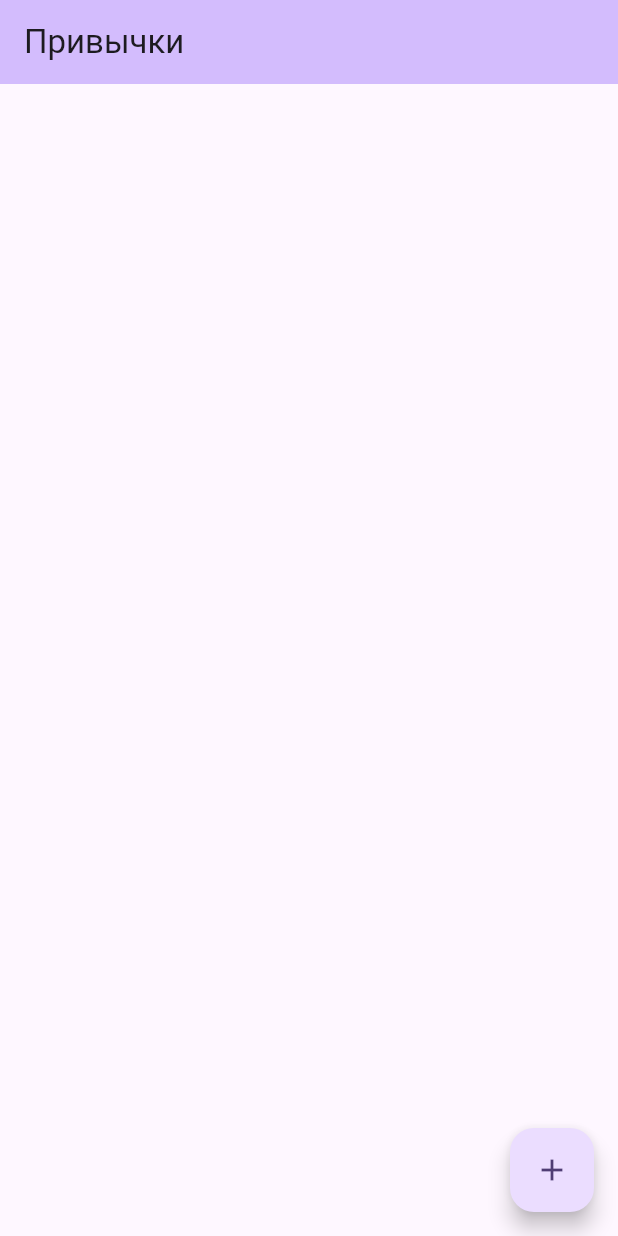
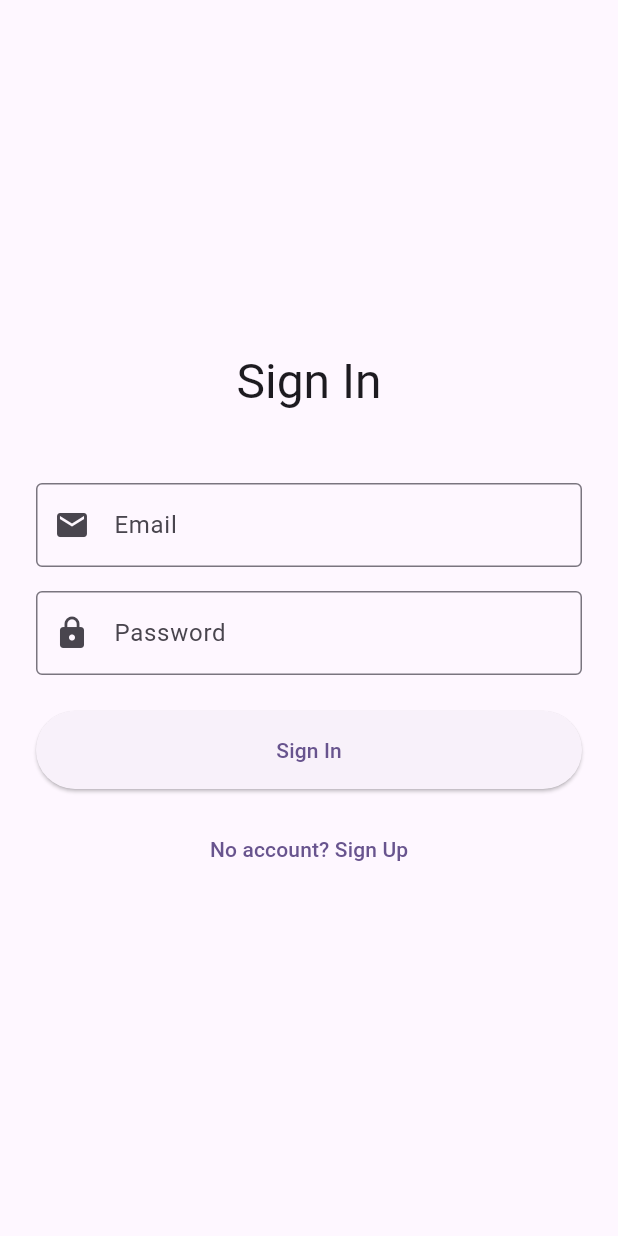
Before and after one commit to burenotti/mirea-crossplatform-2, a Flutter app: the screen it shows after launch, on a phone screen of 412 x 824 dp. Run offline on Flutter 3.47's test engine with Material 3 defaults, Android fonts, the phone set to English and light mode, and no system bars; our stand-ins replace bloc, cached_network_image, flutter_bloc, get_it, go_router; accounts and stored records are empty.

Commit message:
Add auth

```diff
--- a/lib/features/entities/habbit.dart
+++ b/lib/features/entities/habbit.dart
@@ -14,6 +14,7 @@ class Break extends HabbitAction {
 
 class Habbit {
   final int id;
+  final String userId;
   final String name;
   final String iconUrl;
   final DateTime createdAt;
@@ -22,6 +23,7 @@ class Habbit {
 
   factory Habbit({
     required int id,
+    required String userId,
     required String name,
     required String iconUrl,
     required DateTime createdAt,
@@ -29,6 +31,7 @@ class Habbit {
   }) {
     return Habbit._(
       id: id,
+      userId: userId,
       name: name,
       iconUrl: iconUrl,
       createdAt: createdAt,
@@ -39,6 +42,7 @@ class Habbit {
 
   const Habbit._({
     required this.id,
+    required this.userId,
     required this.name,
     required this.iconUrl,
     required this.createdAt,
@@ -67,6 +71,7 @@ class Habbit {
   }) {
     return Habbit._(
       id: id,
+      userId: userId,
       name: name ?? this.name,
       iconUrl: iconUrl ?? this.iconUrl,
       createdAt: createdAt ?? this.createdAt,
--- /dev/null
+++ b/lib/features/entities/user.dart
@@ -0,0 +1,15 @@
+class User {
+  final String id;
+  final String email;
+  final String firstName;
+  final String lastName;
+
+  const User({
+    required this.id,
+    required this.email,
+    required this.firstName,
+    required this.lastName,
+  });
+
+  String get fullName => '$firstName $lastName';
+}
--- /dev/null
+++ b/lib/features/screens/auth/sign_in_screen.dart
@@ -0,0 +1,139 @@
+import 'package:flutter/material.dart';
+import 'package:get_it/get_it.dart';
+import 'package:go_router/go_router.dart';
+import 'package:practice2/features/stores/auth_store.dart';
+
+class SignInScreen extends StatefulWidget {
+  const SignInScreen({super.key});
+
+  @override
+  State<SignInScreen> createState() => _SignInScreenState();
+}
+
+class _SignInScreenState extends State<SignInScreen> {
+  final _formKey = GlobalKey<FormState>();
+  final _emailController = TextEditingController();
+  final _passwordController = TextEditingController();
+  bool _isLoading = false;
+
+  @override
+  void dispose() {
+    _emailController.dispose();
+    _passwordController.dispose();
+    super.dispose();
+  }
+
+  Future<void> _handleSignIn() async {
+    if (!_formKey.currentState!.validate()) {
+      return;
+    }
+
+    setState(() => _isLoading = true);
+
+    try {
+      await GetIt.I.get<AuthStore>().signIn(
+            email: _emailController.text.trim(),
+            password: _passwordController.text,
+          );
+      if (mounted) {
+        context.go('/habbits');
+      }
+    } on AuthException catch (e) {
+      if (mounted) {
+        ScaffoldMessenger.of(context).showSnackBar(
+          SnackBar(
+            content: Text(e.message),
+            backgroundColor: Colors.red,
+          ),
+        );
+      }
+    } finally {
+      if (mounted) {
+        setState(() => _isLoading = false);
+      }
+    }
+  }
+
+  @override
+  Widget build(BuildContext context) {
+    return Scaffold(
+      body: SafeArea(
+        child: Center(
+          child: SingleChildScrollView(
+            padding: const EdgeInsets.all(24.0),
+            child: Form(
+              key: _formKey,
+              child: Column(
+                mainAxisAlignment: MainAxisAlignment.center,
+                crossAxisAlignment: CrossAxisAlignment.stretch,
+                children: [
+                  Text(
+                    'Sign In',
+                    style: Theme.of(context).textTheme.headlineLarge,
+                    textAlign: TextAlign.center,
+                  ),
+                  const SizedBox(height: 48),
+                  TextFormField(
+                    controller: _emailController,
+                    decoration: const InputDecoration(
+                      labelText: 'Email',
+                      border: OutlineInputBorder(),
+                      prefixIcon: Icon(Icons.email),
+                    ),
+                    keyboardType: TextInputType.emailAddress,
+                    textInputAction: TextInputAction.next,
+                    validator: (value) {
+                      if (value == null || value.trim().isEmpty) {
+                        return 'Email cannot be empty';
+                      }
+                      return null;
+                    },
+                  ),
+                  const SizedBox(height: 16),
+                  TextFormField(
+                    controller: _passwordController,
+                    decoration: const InputDecoration(
+                      labelText: 'Password',
+                      border: OutlineInputBorder(),
+                      prefixIcon: Icon(Icons.lock),
+                    ),
+                    obscureText: true,
+                    textInputAction: TextInputAction.done,
+                    onFieldSubmitted: (_) => _handleSignIn(),
+                    validator: (value) {
+                      if (value == null || value.isEmpty) {
+                        return 'Password cannot be empty';
+                      }
+                      return null;
+                    },
+                  ),
+                  const SizedBox(height: 24),
+                  ElevatedButton(
+                    onPressed: _isLoading ? null : _handleSignIn,
+                    style: ElevatedButton.styleFrom(
+                      padding: const EdgeInsets.symmetric(vertical: 16),
+                    ),
+                    child: _isLoading
+                        ? const SizedBox(
+                            height: 20,
+                            width: 20,
+                            child: CircularProgressIndicator(strokeWidth: 2),
+                          )
+                        : const Text('Sign In'),
+                  ),
+                  const SizedBox(height: 16),
+                  TextButton(
+                    onPressed: _isLoading
+                        ? null
+                        : () => context.go('/auth/sign-up'),
+                    child: const Text('No account? Sign Up'),
+                  ),
+                ],
+              ),
+            ),
+          ),
+        ),
+      ),
+    );
+  }
+}
--- /dev/null
+++ b/lib/features/stores/auth_store.dart
@@ -0,0 +1,38 @@
+import 'package:practice2/features/entities/user.dart';
+
+abstract class AuthStore {
+  /// Stream of current authentication state
+  /// null means user is not authenticated
+  Stream<User?> watchAuthState();
+
+  /// Current authenticated user, null if not authenticated
+  User? get currentUser;
+
+  /// Sign in with email and password
+  /// Throws [AuthException] if credentials are invalid
+  Future<void> signIn({
+    required String email,
+    required String password,
+  });
+
+  /// Sign up new user
+  /// Throws [AuthException] if email already exists
+  Future<void> signUp({
+    required String email,
+    required String password,
+    required String firstName,
+    required String lastName,
+  });
+
+  /// Sign out current user
+  Future<void> signOut();
+}
+
+class AuthException implements Exception {
+  final String message;
+
+  AuthException(this.message);
+
+  @override
+  String toString() => message;
+}
--- /dev/null
+++ b/lib/features/stores/auth_store_impl.dart
@@ -0,0 +1,90 @@
+import 'dart:async';
+
+import 'package:practice2/features/entities/user.dart';
+import 'package:practice2/features/stores/auth_store.dart';
+
+class AuthStoreImpl implements AuthStore {
+  // Mock storage: email -> (user, password)
+  final Map<String, ({User user, String password})> _mockUsers = {};
+  User? _currentUser;
+  final _controller = StreamController<User?>.broadcast();
+
+  @override
+  Stream<User?> watchAuthState() async* {
+    yield _currentUser;
+
+    await for (final user in _controller.stream) {
+      yield user;
+    }
+  }
+
+  @override
+  User? get currentUser => _currentUser;
+
+  @override
+  Future<void> signIn({
+    required String email,
+    required String password,
+  }) async {
+    if (email.trim().isEmpty) {
+      throw AuthException('Email cannot be empty');
+    }
+    if (password.isEmpty) {
+      throw AuthException('Password cannot be empty');
+    }
+
+    final stored = _mockUsers[email];
+    if (stored == null) {
+      throw AuthException('User not found');
+    }
+
+    if (stored.password != password) {
+      throw AuthException('Invalid password');
+    }
+
+    _currentUser = stored.user;
+    _controller.add(_currentUser);
+  }
+
+  @override
+  Future<void> signUp({
+    required String email,
+    required String password,
+    required String firstName,
+    required String lastName,
+  }) async {
+    if (email.trim().isEmpty) {
+      throw AuthException('Email cannot be empty');
+    }
+    if (password.isEmpty) {
+      throw AuthException('Password cannot be empty');
+    }
+    if (firstName.trim().isEmpty) {
+      throw AuthException('First name cannot be empty');
+    }
+    if (lastName.trim().isEmpty) {
+      throw AuthException('Last name cannot be empty');
+    }
+
+    if (_mockUsers.containsKey(email)) {
+      throw AuthException('Email already registered');
+    }
+
+    final user = User(
+      id: DateTime.now().millisecondsSinceEpoch.toString(),
+      email: email,
+      firstName: firstName,
+      lastName: lastName,
+    );
+
+    _mockUsers[email] = (user: user, password: password);
+    _currentUser = user;
+    _controller.add(_currentUser);
+  }
+
+  @override
+  Future<void> signOut() async {
+    _currentUser = null;
+    _controller.add(null);
+  }
+}
--- a/lib/main.dart
+++ b/lib/main.dart
@@ -1,5 +1,7 @@
 import 'package:flutter/material.dart';
 import 'package:get_it/get_it.dart';
+import 'package:practice2/features/stores/auth_store.dart';
+import 'package:practice2/features/stores/auth_store_impl.dart';
 import 'package:practice2/features/stores/habbits_store.dart';
 import 'package:practice2/features/widgets/habbits_store.dart';
 import 'package:practice2/router_config.dart';
@@ -13,6 +15,10 @@ void main() {
     };
   }());
   GetIt.I.registerSingleton<CurrentDateTimeProvider>(() => DateTime.now());
+
+  GetIt.I.registerLazySingleton<AuthStore>(
+    () => AuthStoreImpl(),
+  );
 
   GetIt.I.registerLazySingleton<HabbitsStore>(
     () => HabbitsStoreImpl(
--- a/lib/router_config.dart
+++ b/lib/router_config.dart
@@ -1,9 +1,17 @@
+import 'package:get_it/get_it.dart';
 import 'package:go_router/go_router.dart';
+import 'package:practice2/features/screens/auth/sign_in_screen.dart';
+import 'package:practice2/features/screens/auth/sign_up_screen.dart';
 import 'package:practice2/features/screens/habbit_form_screen.dart';
 import 'package:practice2/features/screens/habbit_stats_screen.dart';
 import 'package:practice2/features/screens/habbits_list_screen.dart';
+import 'package:practice2/features/screens/profile_screen.dart';
+import 'package:practice2/features/stores/auth_store.dart';
 
 final class Routes {
+  static const signIn = 'signIn';
+  static const signUp = 'signUp';
+  static const profile = 'profile';
   static const habbitsList = 'habbitsList';
   static const habbitAdd = 'habbitAdd';
   static const habbitStats = 'habbitStats';
@@ -13,8 +21,40 @@ final class Routes {
 GoRouter buildRouter() {
   return GoRouter(
     initialLocation: '/',
+    redirect: (context, state) {
+      final authStore = GetIt.I.get<AuthStore>();
+      final isAuthenticated = authStore.currentUser != null;
+      final isAuthRoute = state.matchedLocation.startsWith('/auth');
+
+      // If not authenticated and trying to access protected routes, redirect to sign in
+      if (!isAuthenticated && !isAuthRoute) {
+        return '/auth/sign-in';
+      }
+
+      // If authenticated and trying to access auth routes, redirect to habbits
+      if (isAuthenticated && isAuthRoute) {
+        return '/habbits';
+      }
+
+      return null;
+    },
     routes: [
       GoRoute(path: '/', redirect: (context, state) => '/habbits'),
+      GoRoute(
+        path: '/auth/sign-in',
+        name: Routes.signIn,
+        builder: (context, state) => const SignInScreen(),
+      ),
+      GoRoute(
+        path: '/auth/sign-up',
+        name: Routes.signUp,
+        builder: (context, state) => const SignUpScreen(),
+      ),
+      GoRoute(
+        path: '/profile',
+        name: Routes.profile,
+        builder: (context, state) => const ProfileScreen(),
+      ),
       GoRoute(
         path: '/habbits',
         name: Routes.habbitsList,
```
Also changed, not shown: lib/features/screens/auth/sign_up_screen.dart (added, +177 -0 lines), lib/features/screens/habbits_list_screen.dart (+7 -1 lines), lib/features/screens/profile_screen.dart (added, +105 -0 lines), lib/features/stores/habbits_store.dart (+19 -3 lines), 1 other file.
